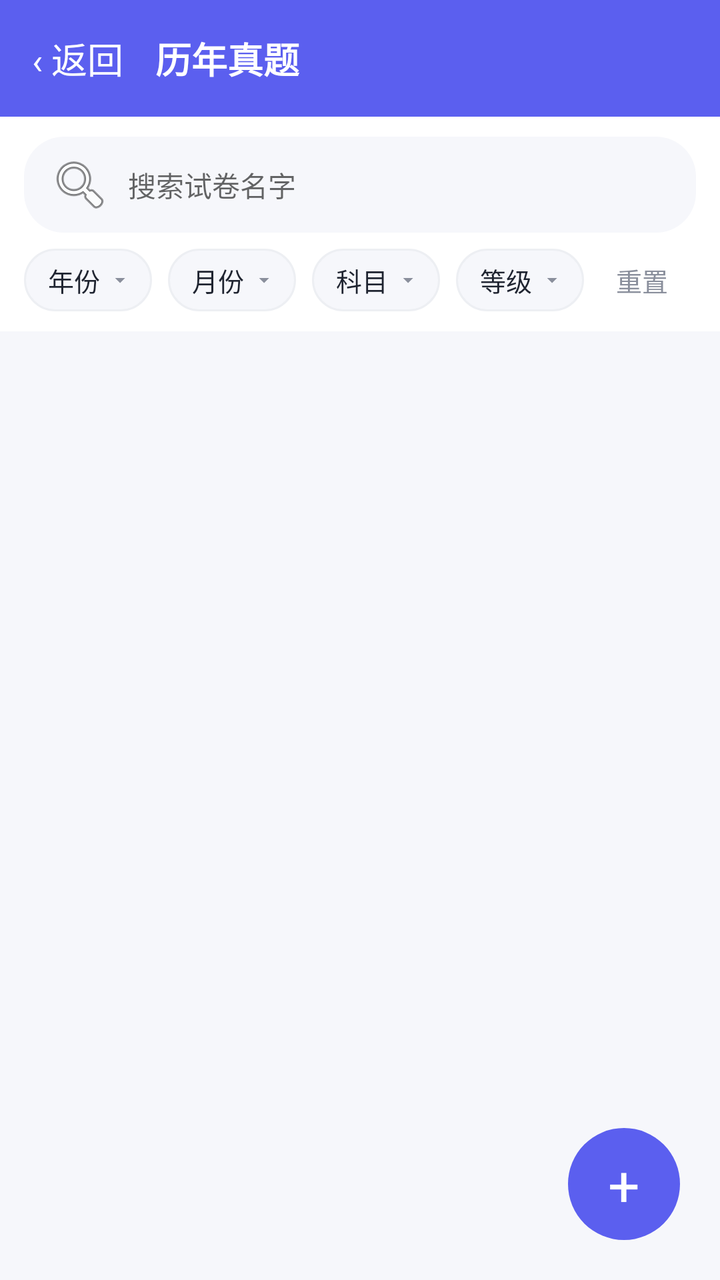
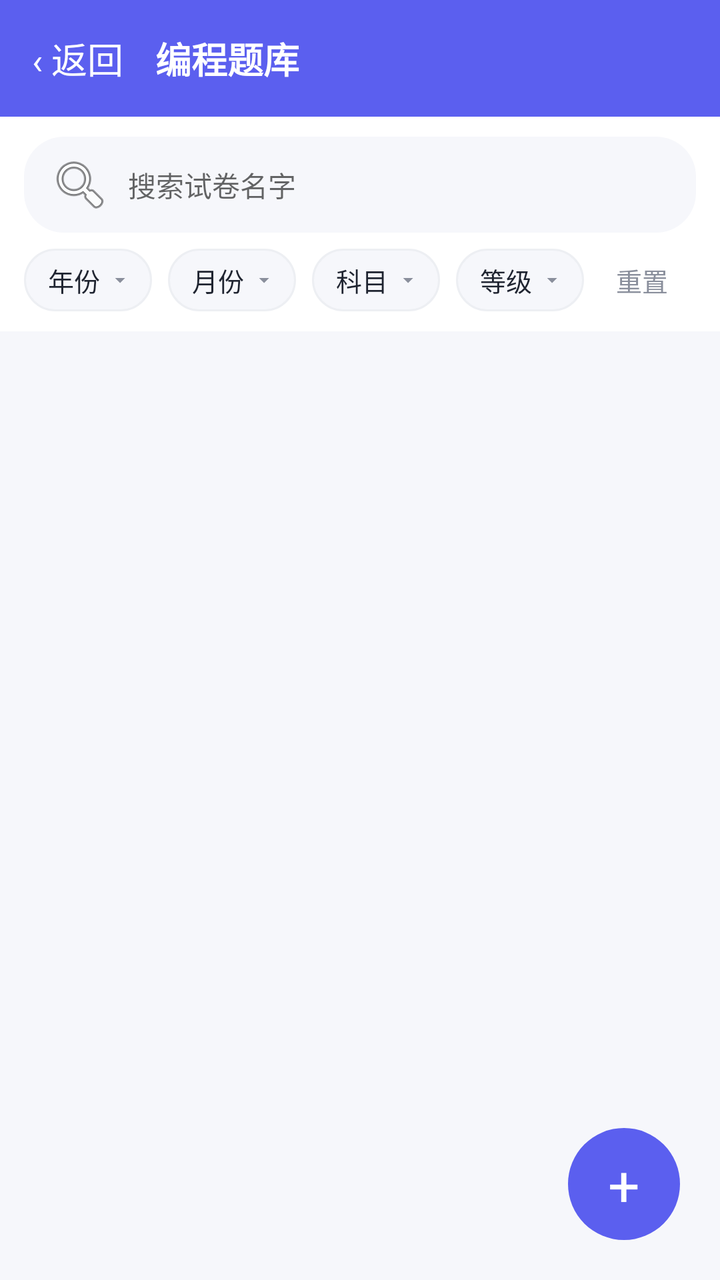

Before-and-after screenshots of an Android layout around one commit, followed by the original layout XML and the change that was made.
<!-- AndroidManifest.xml: application theme Theme.AlgoRobo -->
<!-- res/layout/activity_exam_list.xml -->
<?xml version="1.0" encoding="utf-8"?>
<FrameLayout xmlns:android="http://schemas.android.com/apk/res/android"
    android:layout_width="match_parent"
    android:layout_height="match_parent"
    android:background="@color/bg_page">

    <LinearLayout
        android:layout_width="match_parent"
        android:layout_height="match_parent"
        android:orientation="vertical">

        <LinearLayout
            android:layout_width="match_parent"
            android:layout_height="wrap_content"
            android:orientation="horizontal"
            android:gravity="center_vertical"
            android:padding="16dp"
            android:background="@color/primary">
            <TextView
                android:id="@+id/btnExamBack"
                android:layout_width="wrap_content"
                android:layout_height="wrap_content"
                android:text="&#8249; 返回"
                android:textSize="18sp"
                android:textColor="@android:color/white" />
            <TextView
                android:layout_width="wrap_content"
                android:layout_height="wrap_content"
                android:layout_marginStart="16dp"
                android:text="历年真题"
                android:textSize="18sp"
                android:textStyle="bold"
                android:textColor="@android:color/white" />
        </LinearLayout>

        <LinearLayout
            android:layout_width="match_parent"
            android:layout_height="wrap_content"
            android:orientation="vertical"
            android:background="@color/card_bg"
            android:paddingStart="12dp"
            android:paddingEnd="12dp"
            android:paddingTop="10dp"
            android:paddingBottom="10dp">

            <LinearLayout
                android:layout_width="match_parent"
                android:layout_height="wrap_content"
                android:orientation="horizontal"
                android:gravity="center_vertical">
                <EditText
                    android:id="@+id/etExamSearch"
                    android:layout_width="match_parent"
                    android:layout_height="wrap_content"
                    android:hint="搜索试卷名字"
                    android:textSize="14sp"
                    android:paddingStart="12dp"
                    android:paddingEnd="12dp"
                    android:paddingTop="8dp"
                    android:paddingBottom="8dp"
                    android:background="@drawable/bg_search"
                    android:drawableStart="@android:drawable/ic_menu_search"
                    android:drawablePadding="8dp"
                    android:singleLine="true"
                    android:imeOptions="actionSearch" />
            </LinearLayout>

            <LinearLayout
                android:layout_width="match_parent"
                android:layout_height="wrap_content"
                android:layout_marginTop="8dp"
                android:orientation="horizontal"
                android:gravity="center_vertical">
                <TextView
                    android:id="@+id/btnFilterYear"
                    android:layout_width="wrap_content"
                    android:layout_height="wrap_content"
                    android:text="年份"
                    android:textSize="13sp"
                    android:textColor="@color/text_main"
                    android:background="@drawable/bg_filter"
                    android:drawableEnd="@drawable/ic_arrow_down"
                    android:drawablePadding="4dp"
                    android:paddingStart="12dp"
                    android:paddingEnd="10dp"
                    android:paddingTop="6dp"
                    android:paddingBottom="6dp" />
                <TextView
                    android:id="@+id/btnFilterMonth"
                    android:layout_width="wrap_content"
                    android:layout_height="wrap_content"
                    android:layout_marginStart="8dp"
                    android:text="月份"
                    android:textSize="13sp"
                    android:textColor="@color/text_main"
                    android:background="@drawable/bg_filter"
                    android:drawableEnd="@drawable/ic_arrow_down"
                    android:drawablePadding="4dp"
                    android:paddingStart="12dp"
                    android:paddingEnd="10dp"
                    android:paddingTop="6dp"
                    android:paddingBottom="6dp" />
                <TextView
                    android:id="@+id/btnFilterSubject"
                    android:layout_width="wrap_content"
                    android:layout_height="wrap_content"
                    android:layout_marginStart="8dp"
                    android:text="科目"
                    android:textSize="13sp"
                    android:textColor="@color/text_main"
                    android:background="@drawable/bg_filter"
                    android:drawableEnd="@drawable/ic_arrow_down"
                    android:drawablePadding="4dp"
                    android:paddingStart="12dp"
                    android:paddingEnd="10dp"
                    android:paddingTop="6dp"
                    android:paddingBottom="6dp" />
                <TextView
                    android:id="@+id/btnFilterLevel"
                    android:layout_width="wrap_content"
                    android:layout_height="wrap_content"
                    android:layout_marginStart="8dp"
                    android:text="等级"
                    android:textSize="13sp"
                    android:textColor="@color/text_main"
                    android:background="@drawable/bg_filter"
                    android:drawableEnd="@drawable/ic_arrow_down"
                    android:drawablePadding="4dp"
                    android:paddingStart="12dp"
                    android:paddingEnd="10dp"
                    android:paddingTop="6dp"
                    android:paddingBottom="6dp" />
                <TextView
                    android:id="@+id/tvFilterReset"
                    android:layout_width="wrap_content"
                    android:layout_height="wrap_content"
                    android:layout_marginStart="8dp"
                    android:text="重置"
                    android:textSize="13sp"
                    android:textColor="@color/text_sub"
                    android:paddingStart="8dp"
                    android:paddingEnd="8dp" />
            </LinearLayout>

            <LinearLayout
                android:id="@+id/llMultiActions"
                android:layout_width="match_parent"
                android:layout_height="wrap_content"
                android:layout_marginTop="8dp"
                android:orientation="horizontal"
                android:gravity="center_vertical"
                android:visibility="gone">
                <CheckBox
                    android:id="@+id/cbSelectAll"
                    android:layout_width="wrap_content"
                    android:layout_height="wrap_content"
                    android:text="全选"
                    android:textSize="14sp"
                    android:textColor="@color/text_main" />
                <TextView
                    android:id="@+id/btnMultiDownload"
                    android:layout_width="wrap_content"
                    android:layout_height="wrap_content"
                    android:layout_marginStart="16dp"
                    android:text="下载所选"
                    android:textSize="14sp"
                    android:textColor="@android:color/white"
                    android:background="@drawable/bg_btn_primary"
                    android:paddingStart="16dp"
                    android:paddingEnd="16dp"
                    android:paddingTop="8dp"
                    android:paddingBottom="8dp" />
                <TextView
                    android:id="@+id/btnRemoveExams"
                    android:layout_width="wrap_content"
                    android:layout_height="wrap_content"
                    android:layout_marginStart="8dp"
                    android:text="移除真题库"
                    android:textSize="14sp"
                    android:textColor="@android:color/white"
                    android:background="@drawable/bg_btn_primary"
                    android:paddingStart="14dp"
                    android:paddingEnd="14dp"
                    android:paddingTop="8dp"
                    android:paddingBottom="8dp" />
                <TextView
                    android:id="@+id/tvMultiCancel"
                    android:layout_width="wrap_content"
                    android:layout_height="wrap_content"
                    android:layout_marginStart="12dp"
                    android:text="取消"
                    android:textSize="14sp"
                    android:textColor="@color/text_sub" />
            </LinearLayout>
        </LinearLayout>

        <ListView
            android:id="@+id/listExam"
            android:layout_width="match_parent"
            android:layout_height="match_parent"
            android:divider="@color/divider"
            android:dividerHeight="1dp" />

    </LinearLayout>

    <TextView
        android:id="@+id/fabAddExam"
        android:layout_width="56dp"
        android:layout_height="56dp"
        android:layout_gravity="bottom|end"
        android:layout_marginEnd="20dp"
        android:layout_marginBottom="20dp"
        android:text="+"
        android:textSize="28sp"
        android:textColor="@android:color/white"
        android:gravity="center"
        android:background="@drawable/bg_fab" />

</FrameLayout>
<!-- resources referenced by this layout -->
<resources>
  <color name="bg_page">#F6F7FB</color>
  <color name="card_bg">#FFFFFF</color>
  <color name="divider">#EDEFF3</color>
  <color name="primary">#5B5FEF</color>
  <color name="text_main">#1F2430</color>
  <color name="text_sub">#8A8F9C</color>
  <!-- drawable bg_btn_primary (drawable) -->
  <?xml version="1.0" encoding="utf-8"?>
  <shape xmlns:android="http://schemas.android.com/apk/res/android">
      <solid android:color="@color/primary" />
      <corners android:radius="23dp" />
  </shape>
  <!-- drawable bg_fab (drawable) -->
  <?xml version="1.0" encoding="utf-8"?>
  <shape xmlns:android="http://schemas.android.com/apk/res/android"
      android:shape="oval">
      <solid android:color="@color/primary" />
      <size android:width="56dp" android:height="56dp" />
  </shape>
  <!-- drawable bg_filter (drawable) -->
  <?xml version="1.0" encoding="utf-8"?>
  <shape xmlns:android="http://schemas.android.com/apk/res/android">
      <solid android:color="@color/bg_page" />
      <corners android:radius="16dp" />
      <stroke android:width="1dp" android:color="@color/divider" />
  </shape>
  <!-- drawable bg_search (drawable) -->
  <?xml version="1.0" encoding="utf-8"?>
  <shape xmlns:android="http://schemas.android.com/apk/res/android">
      <solid android:color="@color/bg_page" />
      <corners android:radius="20dp" />
  </shape>
  <!-- drawable ic_arrow_down (drawable) -->
  <?xml version="1.0" encoding="utf-8"?>
  <vector xmlns:android="http://schemas.android.com/apk/res/android"
      android:width="12dp" android:height="12dp"
      android:viewportWidth="24" android:viewportHeight="24">
      <path android:fillColor="#8A8F9C"
          android:pathData="M7,10l5,5 5,-5z" />
  </vector>
  <style name="Theme.AlgoRobo" parent="Theme.AppCompat.DayNight.NoActionBar">
          <item name="colorPrimary">@color/primary</item>
          <item name="colorPrimaryDark">@color/primary_dark</item>
          <item name="colorAccent">@color/primary</item>
          <item name="android:statusBarColor">@color/primary</item>
          <item name="android:windowBackground">@color/bg_page</item>
          <item name="android:navigationBarColor">@color/bg_page</item>
          <item name="android:windowLightStatusBar">false</item>
      </style>
  <color name="primary_dark">#4A4ED6</color>
</resources>

<!-- the commit's change to res/layout/activity_exam_list.xml (unified diff, before → after) -->
@@ -27,7 +27,7 @@
                 android:layout_width="wrap_content"
                 android:layout_height="wrap_content"
                 android:layout_marginStart="16dp"
-                android:text="历年真题"
+                android:text="编程题库"
                 android:textSize="18sp"
                 android:textStyle="bold"
                 android:textColor="@android:color/white" />
